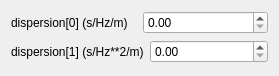
Above: DispersionWidget.ui from djsperka/vortup before the change. Below: the same form after it.
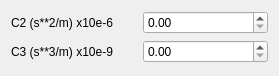
That is the form after the change. Custom widgets are drawn as their Qt base class.

Commit message: Incorporated ScientificSpinBox (import scientific_spinbox from PyPi) for dispersion widget.

```diff
--- a/DispersionWidget.ui
+++ b/DispersionWidget.ui
@@ -19,7 +19,7 @@
      <item>
       <widget class="QLabel" name="label_26">
        <property name="text">
-        <string>dispersion[0] (s/Hz/m)</string>
+        <string>C2 (s**2/m) x10e-6</string>
        </property>
       </widget>
      </item>
@@ -33,7 +33,7 @@
      <item>
       <widget class="QLabel" name="label_27">
        <property name="text">
-        <string>dispersion[1] (s/Hz**2/m)</string>
+        <string>C3 (s**3/m) x10e-9</string>
        </property>
       </widget>
      </item>
```
Left out of the diff: 8 changed lines with no effect on the pictures. The commit also changes 2 other files.
